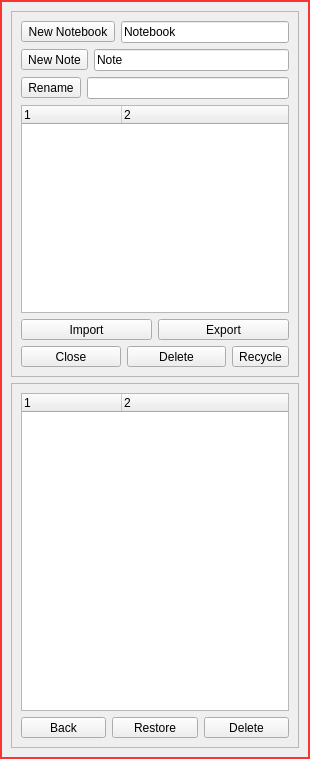
The window that src/NotesList.ui (ic005k/Knot-Legacy) describes before a commit, drawn with Qt 5.
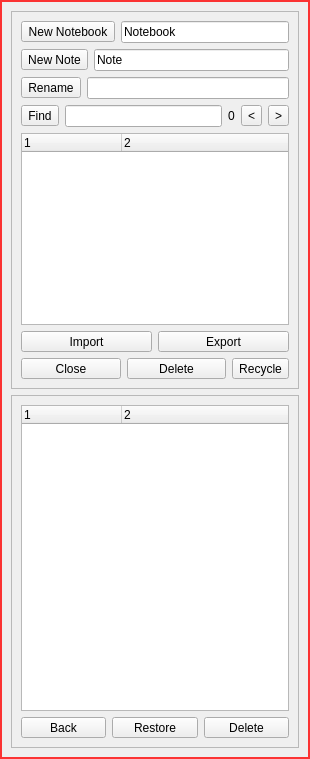
The same window after the commit. Icons and pictures are not drawn.

Diff of the .ui file:
```diff
--- a/src/NotesList.ui
+++ b/src/NotesList.ui
@@ -101,6 +101,41 @@
         </item>
        </layout>
       </item>
+      <item>
+       <layout class="QHBoxLayout" name="horizontalLayout_7">
+        <item>
+         <widget class="QToolButton" name="btnFind">
+          <property name="text">
+           <string>Find</string>
+          </property>
+         </widget>
+        </item>
+        <item>
+         <widget class="QLineEdit" name="editFind"/>
+        </item>
+        <item>
+         <widget class="QLabel" name="lblCount">
+          <property name="text">
+           <string>0</string>
+          </property>
+         </widget>
+        </item>
+        <item>
+         <widget class="QToolButton" name="btnPrev">
+          <property name="text">
+           <string>&lt;</string>
+          </property>
+         </widget>
+        </item>
+        <item>
+         <widget class="QToolButton" name="btnNext">
+          <property name="text">
+           <string>&gt;</string>
+          </property>
+         </widget>
+        </item>
+       </layout>
+      </item>
       <item>
        <widget class="QTreeWidget" name="treeWidget">
         <column>
```
